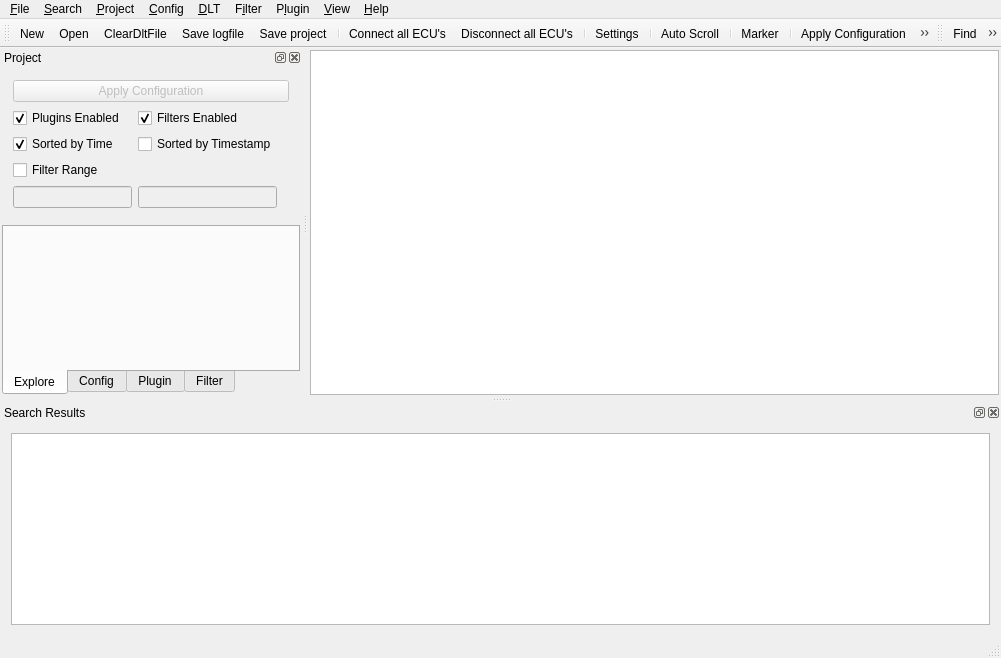
COVESA/dlt-viewer, file src/mainwindow.ui: the form before one commit.
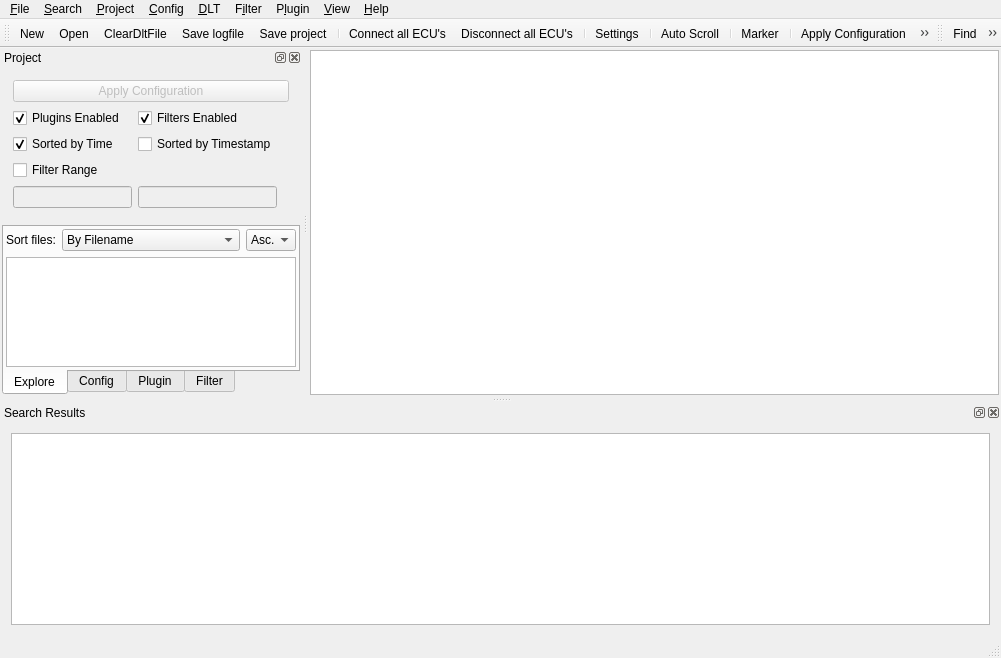
The form after the commit. Icons and pictures are not drawn. Custom widgets are drawn as their Qt base class.

Commit message:
File Splitting Settings has been implemented
The given dlt file can be split into smaller sizes and can be saved in local as per user's convenience

Signed-off by : Renu Priya Krishnamoorthy <RenuPriya.KA.Krishnamoorthy@bti.bmwgroup.com>

Patch:
```diff
--- a/src/mainwindow.ui
+++ b/src/mainwindow.ui
@@ -480,6 +480,73 @@
          <property name="bottomMargin">
           <number>2</number>
          </property>
+         <item>
+          <layout class="QHBoxLayout" name="horizontalLayout_3">
+           <property name="topMargin">
+            <number>0</number>
+           </property>
+           <item>
+            <widget class="QLabel" name="labelExplorerSort">
+             <property name="maximumSize">
+              <size>
+               <width>50</width>
+               <height>16777215</height>
+              </size>
+             </property>
+             <property name="text">
+              <string>Sort files:</string>
+             </property>
+            </widget>
+           </item>
+           <item>
+            <widget class="QComboBox" name="comboBoxExplorerSortType">
+             <item>
+              <property name="text">
+               <string>By Filename</string>
+              </property>
+             </item>
+             <item>
+              <property name="text">
+               <string>By Timestamp</string>
+              </property>
+             </item>
+            </widget>
+           </item>
+           <item>
+            <widget class="QComboBox" name="comboBoxExplorerSortOrder">
+             <property name="maximumSize">
+              <size>
+               <width>50</width>
+               <height>16777215</height>
+              </size>
+             </property>
+             <item>
+              <property name="text">
+               <string>Asc.</string>
+              </property>
+             </item>
+             <item>
+              <property name="text">
+               <string>Desc.</string>
+              </property>
+             </item>
+            </widget>
+           </item>
+          </layout>
+         </item>
+         <item>
+          <widget class="QTreeView" name="exploreView">
+           <property name="selectionMode">
+            <enum>QAbstractItemView::SelectionMode::ExtendedSelection</enum>
+           </property>
+           <property name="sortingEnabled">
+            <bool>true</bool>
+           </property>
+           <attribute name="headerVisible">
+            <bool>false</bool>
+           </attribute>
+          </widget>
+         </item>
         </layout>
        </widget>
        <widget class="QWidget" name="tabConfig">
```
Left out of the diff: 7 changed lines with no effect on the pictures. The commit also changes 2 other files.
